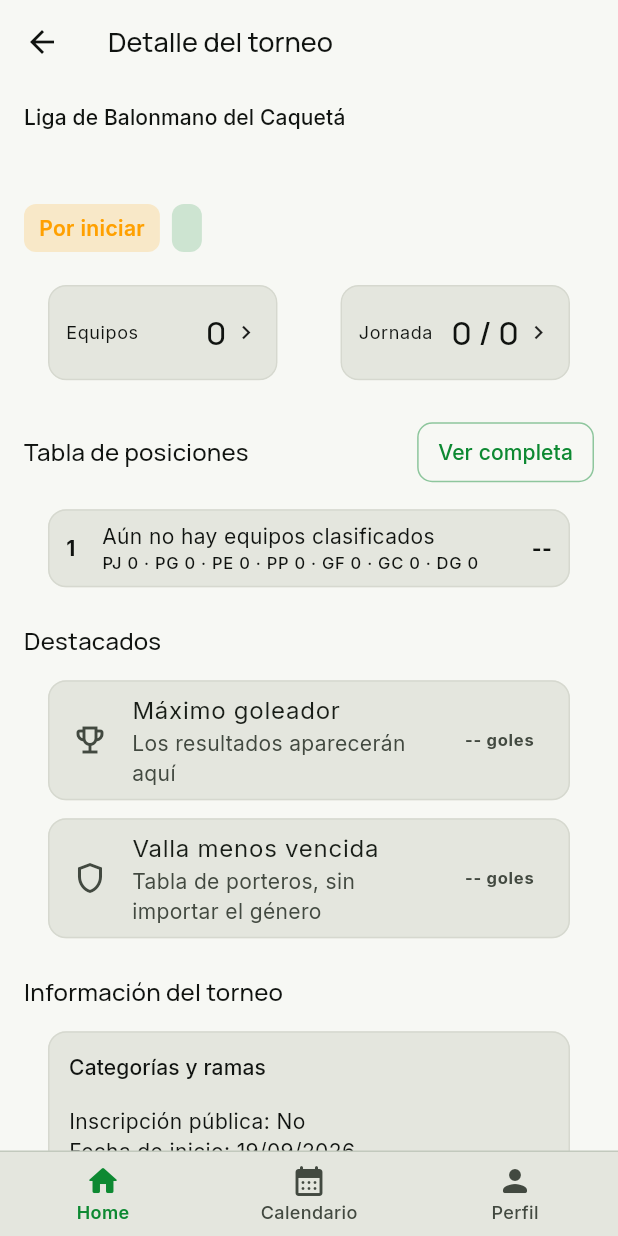
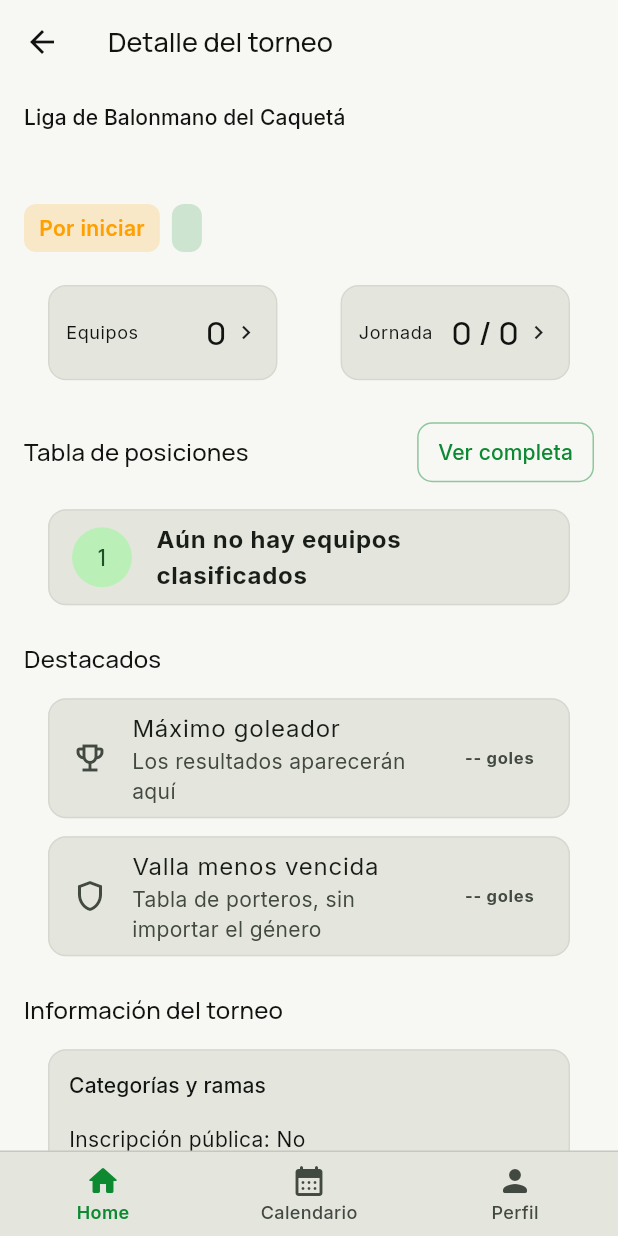
Before and after one commit to tatiana1104/handplay_demo, a Flutter app: the TournamentDetailScreen screen opened directly with empty values, on a phone screen of 412 x 824 dp. Run offline on Flutter 3.47's test engine with Material 3 defaults, Android fonts, the phone set to English and light mode, and no system bars; our stand-ins replace cloud_firestore, dartz, equatable, firebase_auth, firebase_core, firebase_messaging and 5 more; accounts and stored records are empty.

Commit message:
ui: show only leader name in tournament summary

```diff
--- a/lib/features/tournaments/presentation/screens/tournament_detail_screen.dart
+++ b/lib/features/tournaments/presentation/screens/tournament_detail_screen.dart
@@ -966,19 +966,13 @@ class _StandingsSummary extends StatelessWidget {
     stream: FirebaseFirestore.instance.collection('tournaments').doc(tournament.id).collection('registrations').where('status', isEqualTo: 'approved').snapshots(),
     builder: (context, snapshot) {
       final rows = _sortedStandings(snapshot.data?.docs ?? const []);
-      if (rows.isEmpty) return const _StandingRow(position: '1', team: 'Aún no hay equipos clasificados', points: '--');
-      final leader = rows.first;
-      return _StandingRow(
-        position: '1',
-        team: _teamLabel(leader),
-        points: '${_points(leader)} pts',
-        played: _stat(leader, 'played'),
-        wins: _stat(leader, 'wins'),
-        draws: _stat(leader, 'draws'),
-        losses: _stat(leader, 'losses'),
-        goalsFor: _stat(leader, 'goalsFor'),
-        goalsAgainst: _stat(leader, 'goalsAgainst'),
-      );
+  final leaderName = rows.isEmpty ? 'Aún no hay equipos clasificados' : _teamLabel(rows.first);
+  return Card(
+  child: ListTile(
+  leading: const CircleAvatar(child: Text('1')),
+  title: Text(leaderName, style: const TextStyle(fontWeight: FontWeight.w700)),
+  ),
+  );
     },
   );
 }
```
